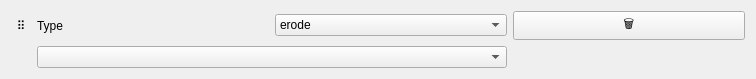
The window that loopstructural/gui/modelling/stratigraphic_column/unconformity.ui (Loop3D/plugin_loopstructural) describes before a commit, drawn with Qt 5.
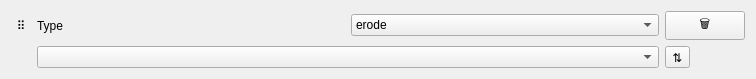
The same window after the commit.

Commit message:
feat: flip the polarity of fault-linked column boundaries
Add a flip button to fault-linked unconformities that keeps the other
side of the fault, and save it with the project. A fault boundary now
forms the base of the younger group. Changes to the structure of the
stratigraphic column (unconformities, order, fault links or polarity)
mark the model as stale, because only Initialize Model applies them.
The fault picker of each unconformity refreshes when faults change, and
the 'fault' type is disabled when there are no faults.

```diff
--- a/loopstructural/gui/modelling/stratigraphic_column/unconformity.ui
+++ b/loopstructural/gui/modelling/stratigraphic_column/unconformity.ui
@@ -85,6 +85,22 @@
      </property>
     </widget>
    </item>
+   <item row="1" column="3">
+    <widget class="QToolButton" name="buttonFlipPolarity">
+     <property name="toolTip">
+      <string>Flip which side of the fault is kept (the polarity of the fault boundary)</string>
+     </property>
+     <property name="text">
+      <string>⇅</string>
+     </property>
+     <property name="checkable">
+      <bool>true</bool>
+     </property>
+     <property name="visible">
+      <bool>false</bool>
+     </property>
+    </widget>
+   </item>
   </layout>
  </widget>
  <resources/>
```
The commit also changes 6 other files.
